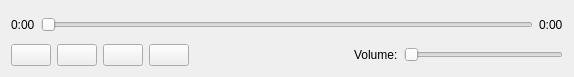
Old version of the form sore-crow/res/designer/player_controls.ui in the repository DatDarkAlpaca/sore-crow.
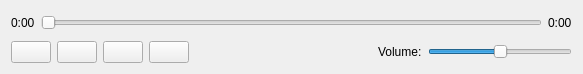
New version of the form. Icons and pictures are not drawn.

Commit message: Implements volume button, mute, and unmute.

The edit to the form file:
```diff
--- a/sore-crow/res/designer/player_controls.ui
+++ b/sore-crow/res/designer/player_controls.ui
@@ -6,8 +6,8 @@
    <rect>
     <x>0</x>
     <y>0</y>
-    <width>574</width>
-    <height>77</height>
+    <width>583</width>
+    <height>74</height>
    </rect>
   </property>
   <property name="windowTitle">
@@ -128,6 +128,20 @@
        </property>
       </spacer>
      </item>
+     <item>
+      <widget class="QPushButton" name="volumeBtn">
+       <property name="styleSheet">
+        <string notr="true">border: 0;</string>
+       </property>
+       <property name="text">
+        <string/>
+       </property>
+       <property name="icon">
+        <iconset resource="../player_controls_resources.qrc">
+         <normaloff>:/main/icons/volume_two.png</normaloff>:/main/icons/volume_two.png</iconset>
+       </property>
+      </widget>
+     </item>
      <item>
       <widget class="QLabel" name="volumeLabel">
        <property name="text">
@@ -137,6 +151,9 @@
      </item>
      <item>
       <widget class="QSlider" name="volumeSlider">
+       <property name="value">
+        <number>50</number>
+       </property>
        <property name="orientation">
         <enum>Qt::Horizontal</enum>
        </property>
```
The commit also changes 6 other files.
